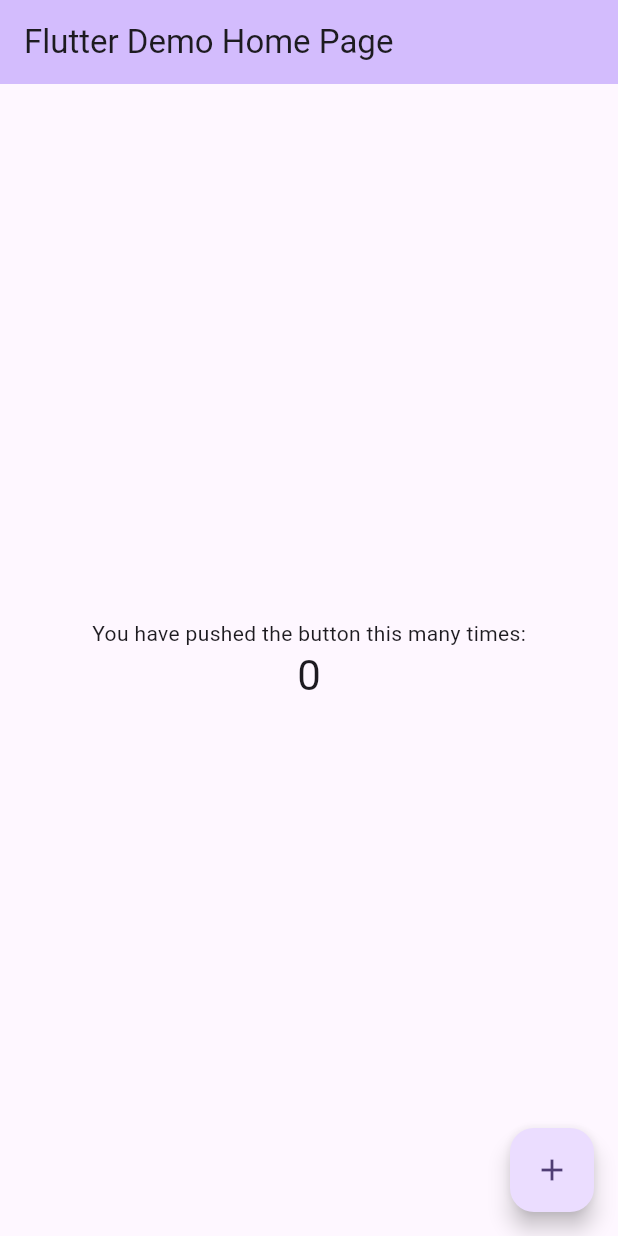
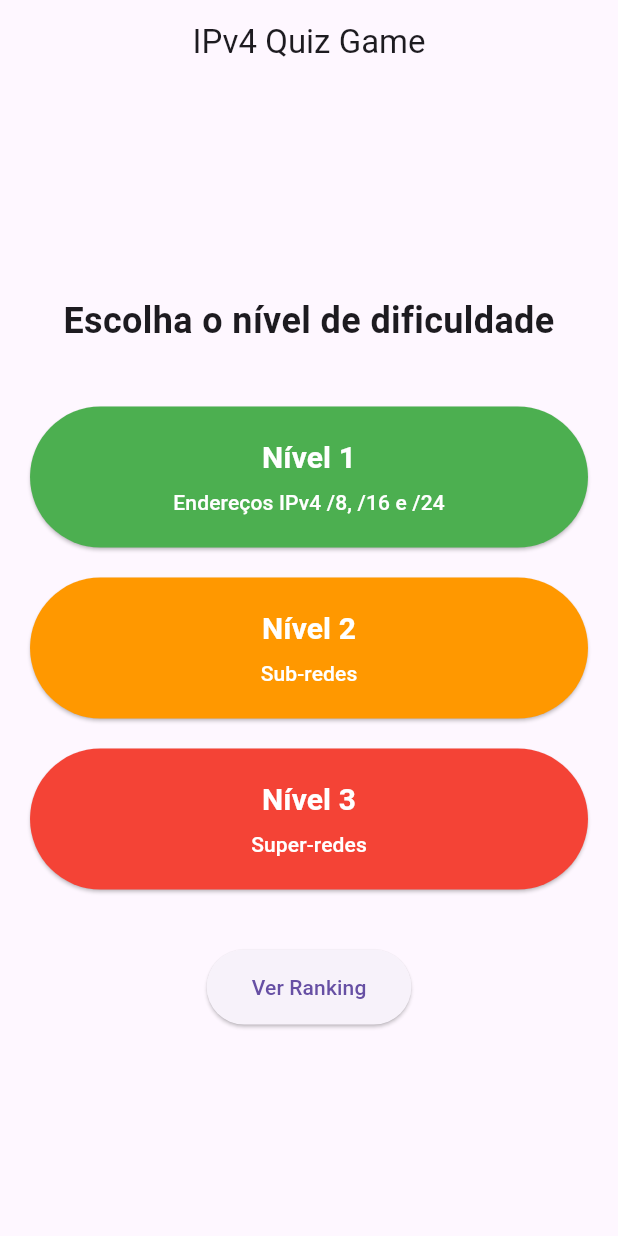
Before and after one commit to RikiMouraPT/flutter-tp02, a Flutter app: the screen it shows after launch, on a phone screen of 412 x 824 dp. Run offline on Flutter 3.47's test engine with Material 3 defaults, Android fonts, the phone set to English and light mode, and no system bars.

Commit message:
feat: Implement IPv4 Quiz Game with multiple difficulty levels and ranking system

```diff
--- a/lib/main.dart
+++ b/lib/main.dart
@@ -1,122 +1,109 @@
 import 'package:flutter/material.dart';
 
 void main() {
-  runApp(const MyApp());
+  runApp(MyApp());
 }
 
 class MyApp extends StatelessWidget {
-  const MyApp({super.key});
-
-  // This widget is the root of your application.
   @override
   Widget build(BuildContext context) {
     return MaterialApp(
-      title: 'Flutter Demo',
+      title: 'IPv4 Quiz Game',
       theme: ThemeData(
-        // This is the theme of your application.
-        //
-        // TRY THIS: Try running your application with "flutter run". You'll see
-        // the application has a purple toolbar. Then, without quitting the app,
-        // try changing the seedColor in the colorScheme below to Colors.green
-        // and then invoke "hot reload" (save your changes or press the "hot
-        // reload" button in a Flutter-supported IDE, or press "r" if you used
-        // the command line to start the app).
-        //
-        // Notice that the counter didn't reset back to zero; the application
-        // state is not lost during the reload. To reset the state, use hot
-        // restart instead.
-        //
-        // This works for code too, not just values: Most code changes can be
-        // tested with just a hot reload.
-        colorScheme: ColorScheme.fromSeed(seedColor: Colors.deepPurple),
+        primarySwatch: Colors.blue,
+        visualDensity: VisualDensity.adaptivePlatformDensity,
       ),
-      home: const MyHomePage(title: 'Flutter Demo Home Page'),
+      home: HomeScreen(),
     );
   }
 }
 
-class MyHomePage extends StatefulWidget {
-  const MyHomePage({super.key, required this.title});
-
-  // This widget is the home page of your application. It is stateful, meaning
-  // that it has a State object (defined below) that contains fields that affect
-  // how it looks.
-
-  // This class is the configuration for the state. It holds the values (in this
-  // case the title) provided by the parent (in this case the App widget) and
-  // used by the build method of the State. Fields in a Widget subclass are
-  // always marked "final".
-
-  final String title;
-
-  @override
-  State<MyHomePage> createState() => _MyHomePageState();
-}
-
-class _MyHomePageState extends State<MyHomePage> {
-  int _counter = 0;
-
-  void _incrementCounter() {
-    setState(() {
-      // This call to setState tells the Flutter framework that something has
-      // changed in this State, which causes it to rerun the build method below
-      // so that the display can reflect the updated values. If we changed
-      // _counter without calling setState(), then the build method would not be
-      // called again, and so nothing would appear to happen.
-      _counter++;
-    });
-  }
-
+class HomeScreen extends StatelessWidget {
   @override
   Widget build(BuildContext context) {
-    // This method is rerun every time setState is called, for instance as done
-    // by the _incrementCounter method above.
-    //
-    // The Flutter framework has been optimized to make rerunning build methods
-    // fast, so that you can just rebuild anything that needs updating rather
-    // than having to individually change instances of widgets.
     return Scaffold(
-      appBar: AppBar(
-        // TRY THIS: Try changing the color here to a specific color (to
-        // Colors.amber, perhaps?) and trigger a hot reload to see the AppBar
-        // change color while the other colors stay the same.
-        backgroundColor: Theme.of(context).colorScheme.inversePrimary,
-        // Here we take the value from the MyHomePage object that was created by
-        // the App.build method, and use it to set our appbar title.
-        title: Text(widget.title),
-      ),
-      body: Center(
-        // Center is a layout widget. It takes a single child and positions it
-        // in the middle of the parent.
+      appBar: AppBar(title: Text('IPv4 Quiz Game'), centerTitle: true),
+      body: Padding(
+        padding: const EdgeInsets.all(20.0),
         child: Column(
-          // Column is also a layout widget. It takes a list of children and
-          // arranges them vertically. By default, it sizes itself to fit its
-          // children horizontally, and tries to be as tall as its parent.
-          //
-          // Column has various properties to control how it sizes itself and
-          // how it positions its children. Here we use mainAxisAlignment to
-          // center the children vertically; the main axis here is the vertical
-          // axis because Columns are vertical (the cross axis would be
-          // horizontal).
-          //
-          // TRY THIS: Invoke "debug painting" (choose the "Toggle Debug Paint"
-          // action in the IDE, or press "p" in the console), to see the
-          // wireframe for each widget.
           mainAxisAlignment: MainAxisAlignment.center,
-          children: <Widget>[
-            const Text('You have pushed the button this many times:'),
+          children: [
             Text(
-              '$_counter',
-              style: Theme.of(context).textTheme.headlineMedium,
+              'Escolha o nível de dificuldade',
+              style: TextStyle(fontSize: 24, fontWeight: FontWeight.bold),
+              textAlign: TextAlign.center,
+            ),
+            SizedBox(height: 40),
+            _buildLevelButton(
+              context,
+              'Nível 1',
+              'Endereços IPv4 /8, /16 e /24',
+              Colors.green,
+              1,
+            ),
+            SizedBox(height: 20),
+            _buildLevelButton(
+              context,
+              'Nível 2',
+              'Sub-redes',
+              Colors.orange,
+              2,
+            ),
+            SizedBox(height: 20),
+            _buildLevelButton(context, 'Nível 3', 'Super-redes', Colors.red, 3),
+            SizedBox(height: 40),
+            ElevatedButton(
+              onPressed: () {
+                Navigator.push(
+                  context,
+                  MaterialPageRoute(builder: (context) => RankingScreen()),
+                );
+              },
+              child: Text('Ver Ranking'),
+              style: ElevatedButton.styleFrom(
+                padding: EdgeInsets.symmetric(horizontal: 30, vertical: 15),
+              ),
             ),
           ],
         ),
       ),
-      floatingActionButton: FloatingActionButton(
-        onPressed: _incrementCounter,
-        tooltip: 'Increment',
-        child: const Icon(Icons.add),
-      ), // This trailing comma makes auto-formatting nicer for build methods.
+    );
+  }
+
+  Widget _buildLevelButton(
+    BuildContext context,
+    String title,
+    String subtitle,
+    Color color,
+    int level,
+  ) {
+    return Container(
+      width: double.infinity,
+      child: ElevatedButton(
+        onPressed: () {
+          Navigator.push(
+            context,
+            MaterialPageRoute(builder: (context) => QuizScreen(level: level)),
+          );
+        },
+        child: Padding(
+          padding: EdgeInsets.symmetric(vertical: 20),
+          child: Column(
+            children: [
+              Text(
+                title,
+                style: TextStyle(fontSize: 20, fontWeight: FontWeight.bold),
+              ),
+              SizedBox(height: 5),
+              Text(subtitle, style: TextStyle(fontSize: 14)),
+            ],
+          ),
+        ),
+        style: ElevatedButton.styleFrom(
+          backgroundColor: color,
+          foregroundColor: Colors.white,
+        ),
+      ),
     );
   }
 }
```
Also changed, not shown: lib/backup.dart (added, +520 -0 lines), lib/database_helper.dart (added), 1 other file.
